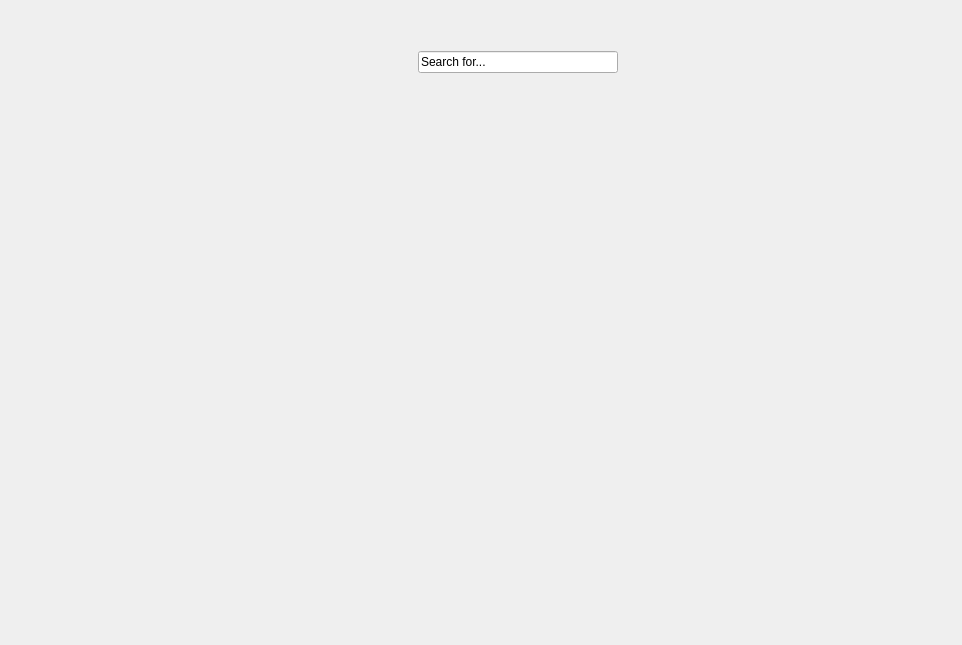
Old version of the form StardewValleyApp/src/main/gui/FishManagementController.ui in the repository Razvanix445/Stardew-Valley-App.
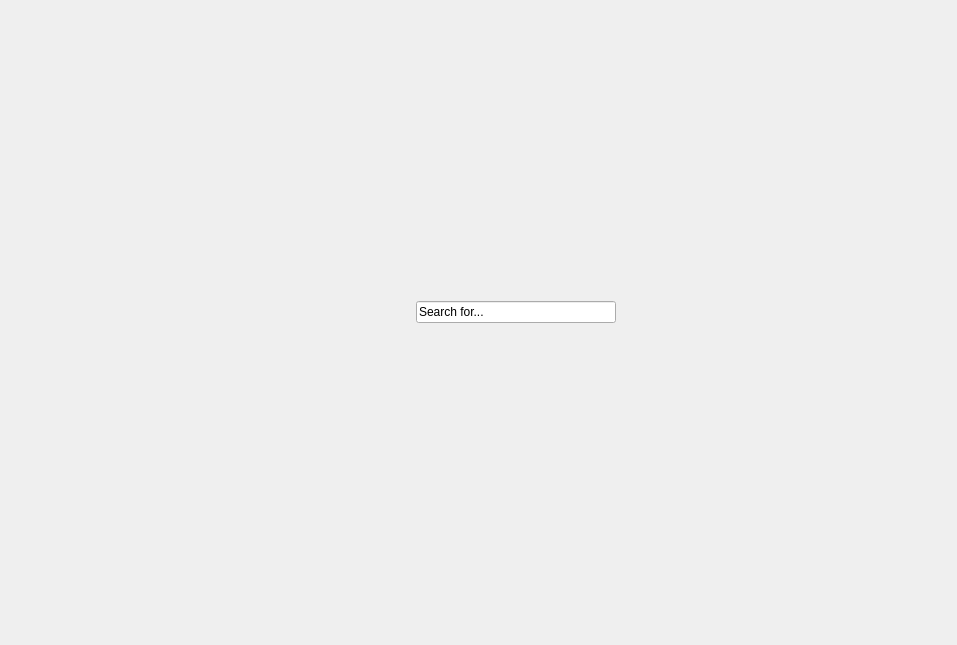
New version of the form.

Diff of the .ui file:
```diff
--- a/StardewValleyApp/src/main/gui/FishManagementController.ui
+++ b/StardewValleyApp/src/main/gui/FishManagementController.ui
@@ -6,7 +6,7 @@
    <rect>
     <x>0</x>
     <y>0</y>
-    <width>962</width>
+    <width>957</width>
     <height>645</height>
    </rect>
   </property>
@@ -54,7 +54,7 @@
      </spacer>
     </item>
     <item row="1" column="1">
-     <layout class="QVBoxLayout" name="centralLayout" stretch="0,1">
+     <layout class="QVBoxLayout" name="centralLayout" stretch="0,0">
       <item>
        <layout class="QHBoxLayout" name="FilteringOptionLayout">
         <item>
@@ -104,6 +104,8 @@
        </layout>
       </item>
       <item>
+       <layout class="QHBoxLayout" name="mainFishAndDataLayout">
+        <item>
        <layout class="QHBoxLayout" name="fishAndFiltersLayout" stretch="0">
         <item>
          <layout class="QVBoxLayout" name="filtersLayout">
@@ -130,6 +132,11 @@
            </spacer>
           </item>
          </layout>
+          </item>
+         </layout>
+        </item>
+        <item>
+         <layout class="QHBoxLayout" name="dataFiltersLayout"/>
         </item>
        </layout>
       </item>
```
Lines whose indentation alone changed are shown as unchanged.
